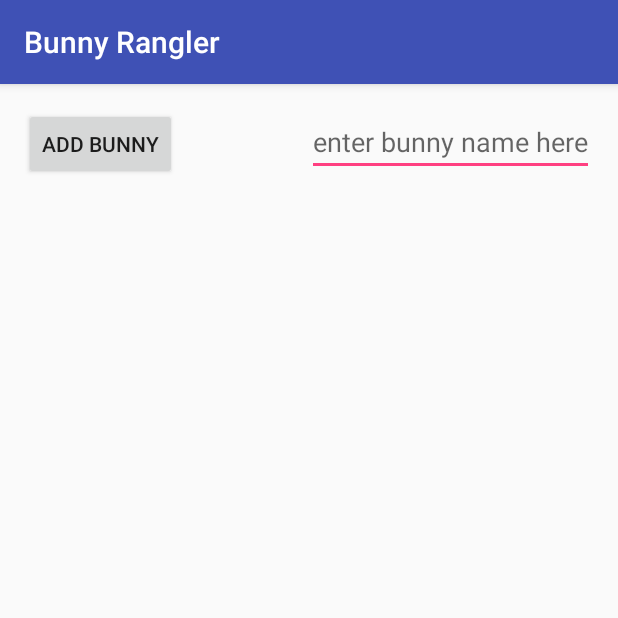
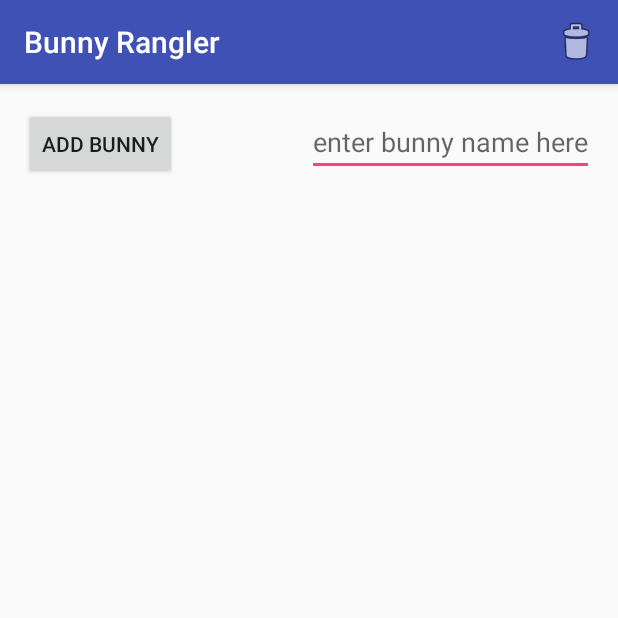
Before and after one commit to echomancer/BunnyRangler, an Android app: the screen it shows after launch (MainActivity), on a phone screen of 412 x 824 dp, the top half of it. Run offline under Robolectric (Android 15) with nearby library versions, the phone set to English and light mode, and no system bars; libraries missing offline, so code that uses them is left out: nl.qbusict.cupboard; 9 statements that could not run were skipped.

Commit message:
Refactor of class locations, Adding string to check for bunny in list, Fixing test and now all pass, Creating button to kill all the bunnies and update the screen

```diff
--- a/app/src/main/AndroidManifest.xml
+++ b/app/src/main/AndroidManifest.xml
@@ -1,6 +1,8 @@
 <?xml version="1.0" encoding="utf-8"?>
 <manifest xmlns:android="http://schemas.android.com/apk/res/android"
-    package="info.dyndns.jasonperkins.bunnyrangler">
+    package="info.dyndns.jasonperkins.bunnyrangler"
+    android:versionCode="1"
+    android:versionName="1.0">
 
     <application
         android:allowBackup="true"
--- a/app/src/main/java/info/dyndns/jasonperkins/bunnyrangler/PracticeDatabaseHelper.java
+++ b/app/src/main/java/db/PracticeDatabaseHelper.java
@@ -1,9 +1,11 @@
-package info.dyndns.jasonperkins.bunnyrangler;
+package db;
 
-import android.content.ContentValues;
 import android.content.Context;
 import android.database.sqlite.SQLiteDatabase;
 import android.database.sqlite.SQLiteOpenHelper;
+
+import models.Bunny;
+import info.dyndns.jasonperkins.bunnyrangler.R;
 
 import static nl.qbusict.cupboard.CupboardFactory.cupboard;
 
--- a/app/src/main/java/info/dyndns/jasonperkins/bunnyrangler/Bunny.java
+++ b/app/src/main/java/models/Bunny.java
@@ -1,4 +1,6 @@
-package info.dyndns.jasonperkins.bunnyrangler;
+package models;
+
+import info.dyndns.jasonperkins.bunnyrangler.R;
 
 /**
  * Created by Jason on 12/22/2015.
--- a/app/src/main/res/menu/menu.xml
+++ b/app/src/main/res/menu/menu.xml
@@ -1,3 +1,8 @@
 <?xml version="1.0" encoding="utf-8"?>
-<menu xmlns:android="http://schemas.android.com/apk/res-auto">
+<menu xmlns:android="http://schemas.android.com/apk/res/android"
+    xmlns:app="http://schemas.android.com/apk/res-auto">
+    <item android:id="@+id/kill_bunnies"
+        app:showAsAction="ifRoom"
+        android:icon="@android:drawable/ic_menu_delete"
+        android:title="@string/kill_bunnies"/>
 </menu>
--- a/app/src/main/res/values/strings.xml
+++ b/app/src/main/res/values/strings.xml
@@ -6,4 +6,6 @@
     <string name="default_bunny_name">Bob</string>
     <string name="bunny_db_name">BunnyRangler.db</string>
     <string name="test_bunny_name">Satan</string>
+    <string name="bunny_display_text_part">This bunny is named: </string>
+    <string name="kill_bunnies">Kill Bunnies</string>
 </resources>
```
Also changed, not shown: app/src/main/java/info/dyndns/jasonperkins/bunnyrangler/MainActivity.java (+34 -2 lines), 1 other file.
